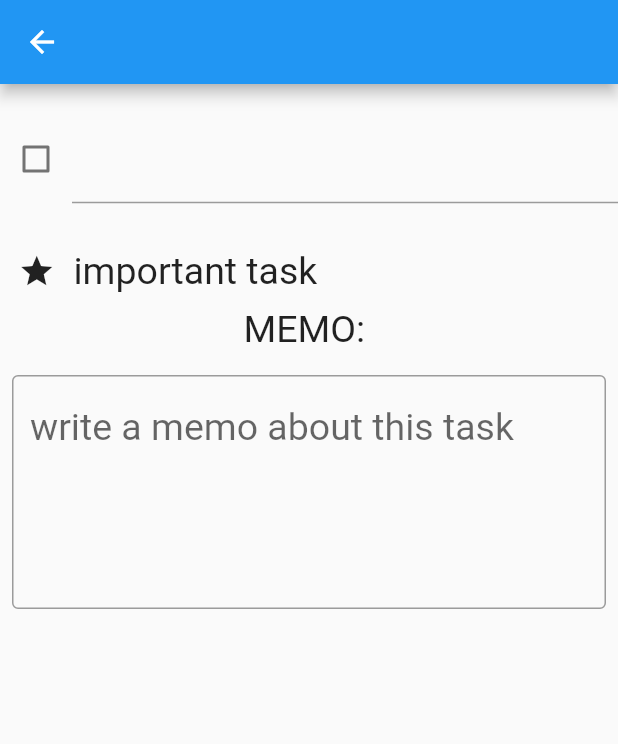
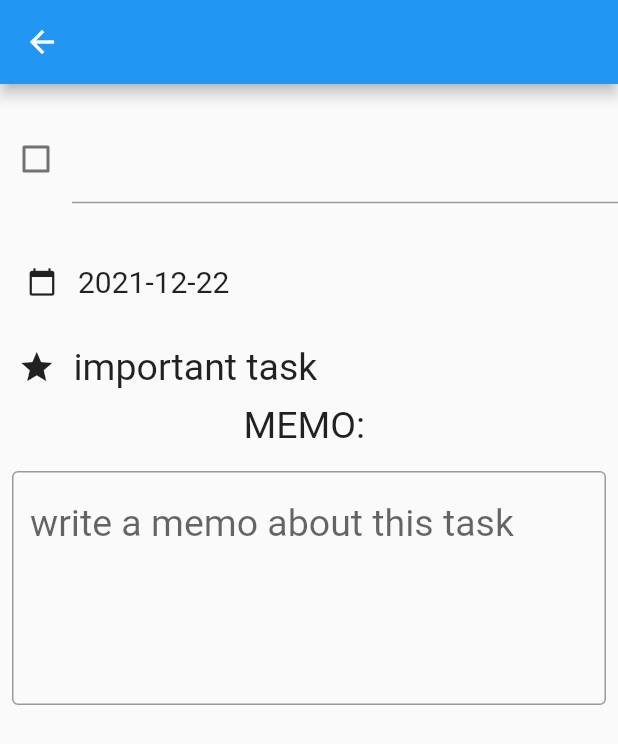
Before and after one commit to hedwig100/todo_app, a Flutter app: the TaskDetail screen opened directly with empty values, on a phone screen of 412 x 824 dp. Shown: the top 744 px of the screen. Run offline on Flutter 3.47's test engine with Material 2 defaults, Android fonts, the phone set to English and light mode, and no system bars.

Commit message:
[add] date change to taskDetail

```diff
--- a/lib/task.dart
+++ b/lib/task.dart
@@ -2,7 +2,7 @@ import "package:flutter/material.dart";
 
 class Task extends Object {
   String taskName;
-  final DateTime deadline;
+  DateTime deadline;
   bool isDone;
   String memo = "";
 
--- a/lib/task_detail.dart
+++ b/lib/task_detail.dart
@@ -79,6 +79,31 @@ class _TaskDetailState extends State<TaskDetail> {
     );
   }
 
+  Widget _dateView() {
+    return Padding(
+        padding: const EdgeInsets.symmetric(vertical: 8, horizontal: 4),
+        child: Row(children: [
+          IconButton(
+              iconSize: 20,
+              icon: const Icon(Icons.calendar_today),
+              onPressed: () async {
+                final date = await showDatePicker(
+                  context: context,
+                  initialDate: DateTime.now(),
+                  firstDate: DateTime.now().subtract(const Duration(days: 30)),
+                  lastDate: DateTime.now().add(const Duration(days: 720)),
+                );
+                if (date != null) {
+                  setState(() {
+                    widget.task.deadline = date;
+                  });
+                }
+              }),
+          Text(widget.task.deadline.toString().split(" ")[0],
+              style: const TextStyle(fontSize: 20))
+        ]));
+  }
+
   @override
   Widget build(BuildContext context) {
     return Scaffold(
@@ -91,6 +116,7 @@ class _TaskDetailState extends State<TaskDetail> {
       body: Column(
         children: [
           _taskNameView(),
+          _dateView(),
           Row(
             children: [
               Container(
```
